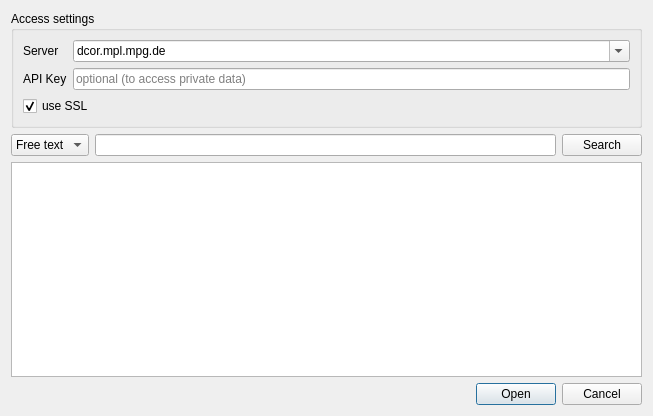
Qt form shapeout2/gui/dcor/dcor.ui (ZELLMECHANIK-DRESDEN/ShapeOut2) before a commit.
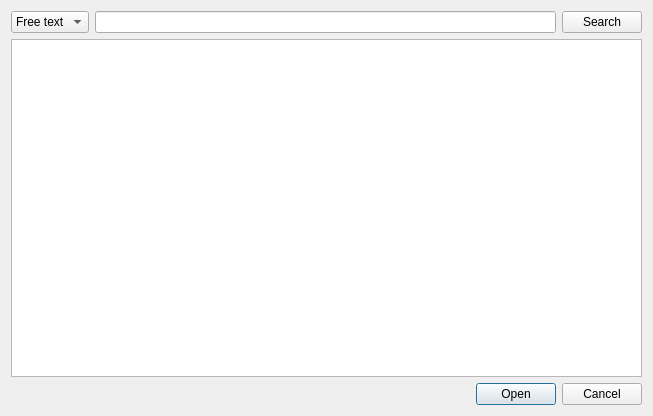
The same form after that commit.

Commit message: enh: added preferences dialog

What changed in the file:
```diff
--- a/shapeout2/gui/dcor/dcor.ui
+++ b/shapeout2/gui/dcor/dcor.ui
@@ -14,68 +14,6 @@
    <string>Load DCOR online data</string>
   </property>
   <layout class="QVBoxLayout" name="verticalLayout">
-   <item>
-    <widget class="QGroupBox" name="groupBox">
-     <property name="title">
-      <string>Access settings</string>
-     </property>
-     <layout class="QVBoxLayout" name="verticalLayout_2">
-      <item>
-       <layout class="QGridLayout" name="gridLayout">
-        <item row="0" column="1">
-         <widget class="QComboBox" name="comboBox_server">
-          <property name="editable">
-           <bool>true</bool>
-          </property>
-          <item>
-           <property name="text">
-            <string>dcor.mpl.mpg.de</string>
-           </property>
-          </item>
-         </widget>
-        </item>
-        <item row="0" column="0">
-         <widget class="QLabel" name="label_2">
-          <property name="text">
-           <string>Server</string>
-          </property>
-         </widget>
-        </item>
-        <item row="1" column="0">
-         <widget class="QLabel" name="label_3">
-          <property name="text">
-           <string>API Key</string>
-          </property>
-         </widget>
-        </item>
-        <item row="1" column="1">
-         <widget class="QLineEdit" name="lineEdit_api_key">
-          <property name="text">
-           <string/>
-          </property>
-          <property name="echoMode">
-           <enum>QLineEdit::PasswordEchoOnEdit</enum>
-          </property>
-          <property name="placeholderText">
-           <string>optional (to access private data)</string>
-          </property>
-         </widget>
-        </item>
-       </layout>
-      </item>
-      <item>
-       <widget class="QCheckBox" name="checkBox_ssl">
-        <property name="text">
-         <string>use SSL</string>
-        </property>
-        <property name="checked">
-         <bool>true</bool>
-        </property>
-       </widget>
-      </item>
-     </layout>
-    </widget>
-   </item>
    <item>
     <layout class="QHBoxLayout" name="horizontalLayout">
      <property name="topMargin">
```
The commit also changes 6 other files.
